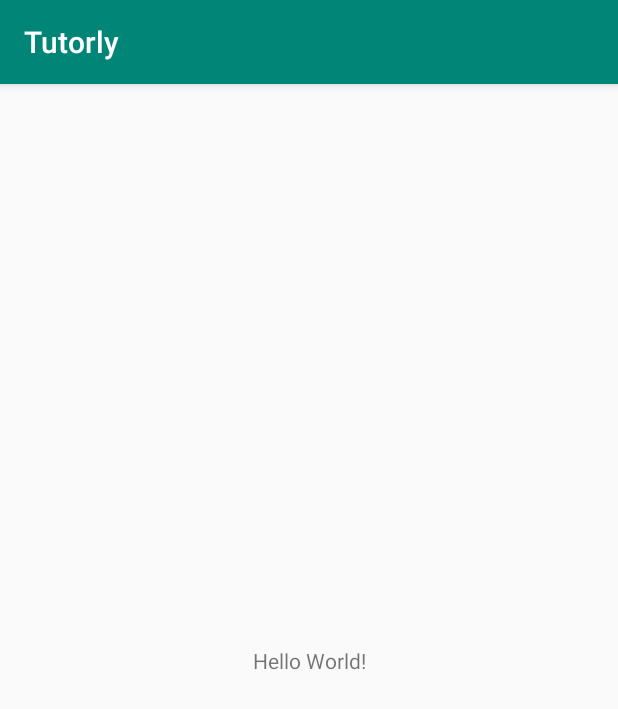
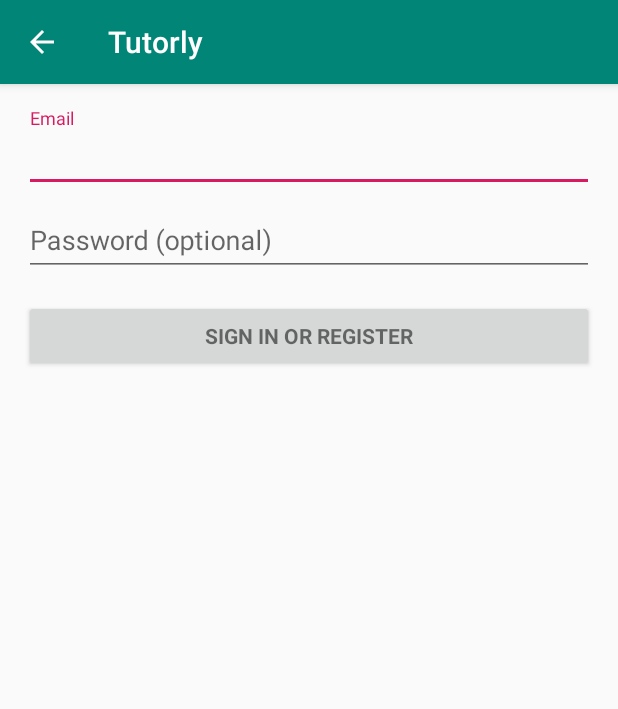
Before and after one commit to shoffman813/CS495, an Android app: the screen it shows after launch (MainActivity before the commit, LoginActivity after it), on a phone screen of 412 x 824 dp. Shown: the top 709 px of the screen. Run offline under Robolectric (Android 15) with nearby library versions, the phone set to English and light mode, and no system bars; 2 statements that could not run were skipped.

Commit message:
Pushing updated MainActivity, which links to the LoginActivity

```diff
--- a/app/build.gradle
+++ b/app/build.gradle
@@ -22,6 +22,7 @@ dependencies {
     implementation fileTree(dir: 'libs', include: ['*.jar'])
     implementation 'com.android.support:appcompat-v7:28.0.0'
     implementation 'com.android.support.constraint:constraint-layout:1.1.3'
+    implementation 'com.android.support:design:28.0.0'
     testImplementation 'junit:junit:4.12'
     androidTestImplementation 'com.android.support.test:runner:1.0.2'
     androidTestImplementation 'com.android.support.test.espresso:espresso-core:3.0.2'
--- /dev/null
+++ b/app/src/main/java/com/example/tutorly/LoginActivity.java
@@ -0,0 +1,349 @@
+package com.example.tutorly;
+
+import android.animation.Animator;
+import android.animation.AnimatorListenerAdapter;
+import android.annotation.TargetApi;
+import android.content.pm.PackageManager;
+import android.support.annotation.NonNull;
+import android.support.design.widget.Snackbar;
+import android.support.v7.app.AppCompatActivity;
+import android.app.LoaderManager.LoaderCallbacks;
+
+import android.content.CursorLoader;
+import android.content.Loader;
+import android.database.Cursor;
+import android.net.Uri;
+import android.os.AsyncTask;
+
+import android.os.Build;
+import android.os.Bundle;
+import android.provider.ContactsContract;
+import android.text.TextUtils;
+import android.view.KeyEvent;
+import android.view.View;
+import android.view.View.OnClickListener;
+import android.view.inputmethod.EditorInfo;
+import android.widget.ArrayAdapter;
+import android.widget.AutoCompleteTextView;
+import android.widget.Button;
+import android.widget.EditText;
+import android.widget.TextView;
+
+import java.util.ArrayList;
+import java.util.List;
+
+import static android.Manifest.permission.READ_CONTACTS;
+
+/**
+ * A login screen that offers login via email/password.
+ */
+public class LoginActivity extends AppCompatActivity implements LoaderCallbacks<Cursor> {
+
+    /**
+     * Id to identity READ_CONTACTS permission request.
+     */
+    private static final int REQUEST_READ_CONTACTS = 0;
+
+    /**
+     * A dummy authentication store containing known user names and passwords.
+     * TODO: remove after connecting to a real authentication system.
+     */
+    private static final String[] DUMMY_CREDENTIALS = new String[]{
+            "foo@example.com:hello", "bar@example.com:world"
+    };
+    /**
+     * Keep track of the login task to ensure we can cancel it if requested.
+     */
+    private UserLoginTask mAuthTask = null;
+
+    // UI references.
+    private AutoCompleteTextView mEmailView;
+    private EditText mPasswordView;
+    private View mProgressView;
+    private View mLoginFormView;
+
+    @Override
+    protected void onCreate(Bundle savedInstanceState) {
+        super.onCreate(savedInstanceState);
+        setContentView(R.layout.activity_login);
+        // Set up the login form.
+        mEmailView = (AutoCompleteTextView) findViewById(R.id.email);
+        populateAutoComplete();
+
+        mPasswordView = (EditText) findViewById(R.id.password);
+        mPasswordView.setOnEditorActionListener(new TextView.OnEditorActionListener() {
+            @Override
+            public boolean onEditorAction(TextView textView, int id, KeyEvent keyEvent) {
+                if (id == EditorInfo.IME_ACTION_DONE || id == EditorInfo.IME_NULL) {
+                    attemptLogin();
+                    return true;
+                }
+                return false;
+            }
+        });
+
+        Button mEmailSignInButton = (Button) findViewById(R.id.email_sign_in_button);
+        mEmailSignInButton.setOnClickListener(new OnClickListener() {
+            @Override
+            public void onClick(View view) {
+                attemptLogin();
+            }
+        });
+
+        mLoginFormView = findViewById(R.id.login_form);
+        mProgressView = findViewById(R.id.login_progress);
+    }
+
+    private void populateAutoComplete() {
+        if (!mayRequestContacts()) {
+            return;
+        }
+
+        getLoaderManager().initLoader(0, null, this);
+    }
+
+    private boolean mayRequestContacts() {
+        if (Build.VERSION.SDK_INT < Build.VERSION_CODES.M) {
+            return true;
+        }
+        if (checkSelfPermission(READ_CONTACTS) == PackageManager.PERMISSION_GRANTED) {
+            return true;
+        }
+        if (shouldShowRequestPermissionRationale(READ_CONTACTS)) {
+            Snackbar.make(mEmailView, R.string.permission_rationale, Snackbar.LENGTH_INDEFINITE)
+                    .setAction(android.R.string.ok, new View.OnClickListener() {
+                        @Override
+                        @TargetApi(Build.VERSION_CODES.M)
+                        public void onClick(View v) {
+                            requestPermissions(new String[]{READ_CONTACTS}, REQUEST_READ_CONTACTS);
+                        }
+                    });
+        } else {
+            requestPermissions(new String[]{READ_CONTACTS}, REQUEST_READ_CONTACTS);
+        }
+        return false;
+    }
+
+    /**
+     * Callback received when a permissions request has been completed.
+     */
+    @Override
+    public void onRequestPermissionsResult(int requestCode, @NonNull String[] permissions,
+                                           @NonNull int[] grantResults) {
+        if (requestCode == REQUEST_READ_CONTACTS) {
+            if (grantResults.length == 1 && grantResults[0] == PackageManager.PERMISSION_GRANTED) {
+                populateAutoComplete();
+            }
+        }
+    }
+
+
+    /**
+     * Attempts to sign in or register the account specified by the login form.
+     * If there are form errors (invalid email, missing fields, etc.), the
+     * errors are presented and no actual login attempt is made.
+     */
+    private void attemptLogin() {
+        if (mAuthTask != null) {
+            return;
+        }
+
+        // Reset errors.
+        mEmailView.setError(null);
+        mPasswordView.setError(null);
+
+        // Store values at the time of the login attempt.
+        String email = mEmailView.getText().toString();
+        String password = mPasswordView.getText().toString();
+
+        boolean cancel = false;
+        View focusView = null;
+
+        // Check for a valid password, if the user entered one.
+        if (!TextUtils.isEmpty(password) && !isPasswordValid(password)) {
+            mPasswordView.setError(getString(R.string.error_invalid_password));
+            focusView = mPasswordView;
+            cancel = true;
+        }
+
+        // Check for a valid email address.
+        if (TextUtils.isEmpty(email)) {
+            mEmailView.setError(getString(R.string.error_field_required));
+            focusView = mEmailView;
+            cancel = true;
+        } else if (!isEmailValid(email)) {
+            mEmailView.setError(getString(R.string.error_invalid_email));
+            focusView = mEmailView;
+            cancel = true;
+        }
+
+        if (cancel) {
+            // There was an error; don't attempt login and focus the first
+            // form field with an error.
+            focusView.requestFocus();
+        } else {
+            // Show a progress spinner, and kick off a background task to
+            // perform the user login attempt.
+            showProgress(true);
+            mAuthTask = new UserLoginTask(email, password);
+            mAuthTask.execute((Void) null);
+        }
+    }
+
+    private boolean isEmailValid(String email) {
+        //TODO: Replace this with your own logic
+        return email.contains("@");
+    }
+
+    private boolean isPasswordValid(String password) {
+        //TODO: Replace this with your own logic
+        return password.length() > 4;
+    }
+
+    /**
+     * Shows the progress UI and hides the login form.
+     */
+    @TargetApi(Build.VERSION_CODES.HONEYCOMB_MR2)
+    private void showProgress(final boolean show) {
+        // On Honeycomb MR2 we have the ViewPropertyAnimator APIs, which allow
+        // for very easy animations. If available, use these APIs to fade-in
+        // the progress spinner.
+        if (Build.VERSION.SDK_INT >= Build.VERSION_CODES.HONEYCOMB_MR2) {
+            int shortAnimTime = getResources().getInteger(android.R.integer.config_shortAnimTime);
+
+            mLoginFormView.setVisibility(show ? View.GONE : View.VISIBLE);
+            mLoginFormView.animate().setDuration(shortAnimTime).alpha(
+                    show ? 0 : 1).setListener(new AnimatorListenerAdapter() {
+                @Override
+                public void onAnimationEnd(Animator animation) {
+                    mLoginFormView.setVisibility(show ? View.GONE : View.VISIBLE);
+                }
+            });
+
+            mProgressView.setVisibility(show ? View.VISIBLE : View.GONE);
+            mProgressView.animate().setDuration(shortAnimTime).alpha(
+                    show ? 1 : 0).setListener(new AnimatorListenerAdapter() {
+                @Override
+                public void onAnimationEnd(Animator animation) {
+                    mProgressView.setVisibility(show ? View.VISIBLE : View.GONE);
+                }
+            });
+        } else {
+            // The ViewPropertyAnimator APIs are not available, so simply show
+            // and hide the relevant UI components.
+            mProgressView.setVisibility(show ? View.VISIBLE : View.GONE);
+            mLoginFormView.setVisibility(show ? View.GONE : View.VISIBLE);
+        }
+    }
+
+    @Override
+    public Loader<Cursor> onCreateLoader(int i, Bundle bundle) {
+        return new CursorLoader(this,
+                // Retrieve data rows for the device user's 'profile' contact.
+                Uri.withAppendedPath(ContactsContract.Profile.CONTENT_URI,
+                        ContactsContract.Contacts.Data.CONTENT_DIRECTORY), ProfileQuery.PROJECTION,
+
+                // Select only email addresses.
+                ContactsContract.Contacts.Data.MIMETYPE +
+                        " = ?", new String[]{ContactsContract.CommonDataKinds.Email
+                .CONTENT_ITEM_TYPE},
+
+                // Show primary email addresses first. Note that there won't be
+                // a primary email address if the user hasn't specified one.
+                ContactsContract.Contacts.Data.IS_PRIMARY + " DESC");
+    }
+
+    @Override
+    public void onLoadFinished(Loader<Cursor> cursorLoader, Cursor cursor) {
+        List<String> emails = new ArrayList<>();
+        cursor.moveToFirst();
+        while (!cursor.isAfterLast()) {
+            emails.add(cursor.getString(ProfileQuery.ADDRESS));
+            cursor.moveToNext();
+        }
+
+        addEmailsToAutoComplete(emails);
+    }
+
+    @Override
+    public void onLoaderReset(Loader<Cursor> cursorLoader) {
+
+    }
+
+    private void addEmailsToAutoComplete(List<String> emailAddressCollection) {
+        //Create adapter to tell the AutoCompleteTextView what to show in its dropdown list.
+        ArrayAdapter<String> adapter =
+                new ArrayAdapter<>(LoginActivity.this,
+                        android.R.layout.simple_dropdown_item_1line, emailAddressCollection);
+
+        mEmailView.setAdapter(adapter);
+    }
+
+
+    private interface ProfileQuery {
+        String[] PROJECTION = {
+                ContactsContract.CommonDataKinds.Email.ADDRESS,
+                ContactsContract.CommonDataKinds.Email.IS_PRIMARY,
+        };
+
+        int ADDRESS = 0;
+        int IS_PRIMARY = 1;
+    }
+
+    /**
+     * Represents an asynchronous login/registration task used to authenticate
+     * the user.
+     */
+    public class UserLoginTask extends AsyncTask<Void, Void, Boolean> {
+
+        private final String mEmail;
+        private final String mPassword;
+
+        UserLoginTask(String email, String password) {
+            mEmail = email;
+            mPassword = password;
+        }
+
+        @Override
+        protected Boolean doInBackground(Void... params) {
+            // TODO: attempt authentication against a network service.
+
+            try {
+                // Simulate network access.
+                Thread.sleep(2000);
+            } catch (InterruptedException e) {
+                return false;
+            }
+
+            for (String credential : DUMMY_CREDENTIALS) {
+                String[] pieces = credential.split(":");
+                if (pieces[0].equals(mEmail)) {
+                    // Account exists, return true if the password matches.
+                    return pieces[1].equals(mPassword);
+                }
+            }
+
+            // TODO: register the new account here.
+            return true;
+        }
+
+        @Override
+        protected void onPostExecute(final Boolean success) {
+            mAuthTask = null;
+            showProgress(false);
+
+            if (success) {
+                finish();
+            } else {
+                mPasswordView.setError(getString(R.string.error_incorrect_password));
+                mPasswordView.requestFocus();
+            }
+        }
+
+        @Override
+        protected void onCancelled() {
+            mAuthTask = null;
+            showProgress(false);
+        }
+    }
+}
--- a/app/src/main/java/com/example/tutorly/MainActivity.java
+++ b/app/src/main/java/com/example/tutorly/MainActivity.java
@@ -1,4 +1,9 @@
 package com.example.tutorly;
+
+import android.content.Intent;
+import android.support.v7.app.AppCompatActivity;
+import android.os.Bundle;
+import android.view.View;
 
 import android.support.v7.app.AppCompatActivity;
 import android.os.Bundle;
@@ -9,5 +14,8 @@ public class MainActivity extends AppCompatActivity {
     protected void onCreate(Bundle savedInstanceState) {
         super.onCreate(savedInstanceState);
         setContentView(R.layout.activity_main);
+
+        Intent intent = new Intent(this, LoginActivity.class);
+        startActivity(intent);
     }
 }
--- /dev/null
+++ b/app/src/main/res/layout/activity_login.xml
@@ -0,0 +1,78 @@
+<?xml version="1.0" encoding="utf-8"?>
+<LinearLayout xmlns:android="http://schemas.android.com/apk/res/android"
+    xmlns:tools="http://schemas.android.com/tools"
+    android:layout_width="match_parent"
+    android:layout_height="match_parent"
+    android:gravity="center_horizontal"
+    android:orientation="vertical"
+    android:paddingLeft="@dimen/activity_horizontal_margin"
+    android:paddingTop="@dimen/activity_vertical_margin"
+    android:paddingRight="@dimen/activity_horizontal_margin"
+    android:paddingBottom="@dimen/activity_vertical_margin"
+    tools:context=".LoginActivity">
+
+    <!-- Login progress -->
+    <ProgressBar
+        android:id="@+id/login_progress"
+        style="?android:attr/progressBarStyleLarge"
+        android:layout_width="wrap_content"
+        android:layout_height="wrap_content"
+        android:layout_marginBottom="8dp"
+        android:visibility="gone" />
+
+    <ScrollView
+        android:id="@+id/login_form"
+        android:layout_width="match_parent"
+        android:layout_height="match_parent">
+
+        <LinearLayout
+            android:id="@+id/email_login_form"
+            android:layout_width="match_parent"
+            android:layout_height="wrap_content"
+            android:orientation="vertical">
+
+            <android.support.design.widget.TextInputLayout
+                android:layout_width="match_parent"
+                android:layout_height="wrap_content">
+
+                <AutoCompleteTextView
+                    android:id="@+id/email"
+                    android:layout_width="match_parent"
+                    android:layout_height="wrap_content"
+                    android:hint="@string/prompt_email"
+                    android:inputType="textEmailAddress"
+                    android:maxLines="1"
+                    android:singleLine="true" />
+
+            </android.support.design.widget.TextInputLayout>
+
+            <android.support.design.widget.TextInputLayout
+                android:layout_width="match_parent"
+                android:layout_height="wrap_content">
+
+                <EditText
+                    android:id="@+id/password"
+                    android:layout_width="match_parent"
+                    android:layout_height="wrap_content"
+                    android:hint="@string/prompt_password"
+                    android:imeActionId="6"
+                    android:imeActionLabel="@string/action_sign_in_short"
+                    android:imeOptions="actionUnspecified"
+                    android:inputType="textPassword"
+                    android:maxLines="1"
+                    android:singleLine="true" />
+
+            </android.support.design.widget.TextInputLayout>
+
+            <Button
+                android:id="@+id/email_sign_in_button"
+                style="?android:textAppearanceSmall"
+                android:layout_width="match_parent"
+                android:layout_height="wrap_content"
+                android:layout_marginTop="16dp"
+                android:text="@string/action_sign_in"
+                android:textStyle="bold" />
+
+        </LinearLayout>
+    </ScrollView>
+</LinearLayout>
--- /dev/null
+++ b/app/src/main/res/values/dimens.xml
@@ -0,0 +1,5 @@
+<resources>
+    <!-- Default screen margins, per the Android Design guidelines. -->
+    <dimen name="activity_horizontal_margin">16dp</dimen>
+    <dimen name="activity_vertical_margin">16dp</dimen>
+</resources>
--- a/app/src/main/res/values/strings.xml
+++ b/app/src/main/res/values/strings.xml
@@ -1,3 +1,16 @@
 <resources>
     <string name="app_name">Tutorly</string>
+    <string name="title_activity_login">Sign in</string>
+    <!-- Strings related to login -->
+    <string name="prompt_email">Email</string>
+    <string name="prompt_password">Password (optional)</string>
+    <string name="action_sign_in">Sign in or register</string>
+    <string name="action_sign_in_short">Sign in</string>
+    <string name="error_invalid_email">This email address is invalid</string>
+    <string name="error_invalid_password">This password is too short</string>
+    <string name="error_incorrect_password">This password is incorrect</string>
+    <string name="error_field_required">This field is required</string>
+    <string name="permission_rationale">"Contacts permissions are needed for providing email
+        completions."
+    </string>
 </resources>
```
Also changed, not shown: app/src/main/AndroidManifest.xml (+9 -0 lines).
